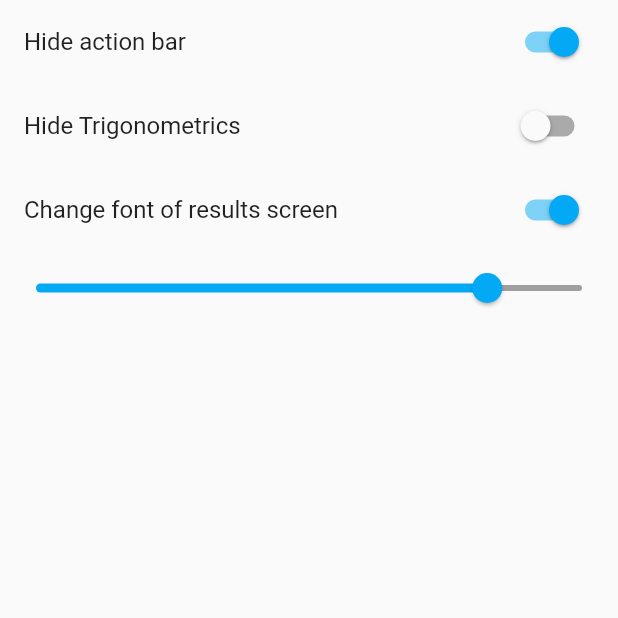
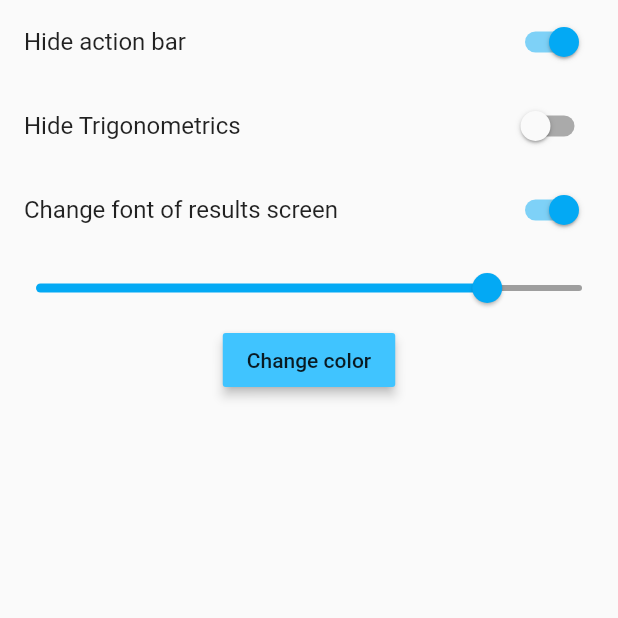
Before and after one commit to jwayne03/rpnprovider, a Flutter app: the Settings screen opened directly, after a tap on "Hide action bar", after a tap on "Change font of results screen", on a phone screen of 412 x 824 dp, the top half of it. Run offline on Flutter 3.47's test engine with Material 2 defaults, Android fonts, the light colour scheme and no system bars; our stand-ins replace flutter_colorpicker.

Commit message:
#1 need to do the change color with the color picker and change the font size of the results screen and fix some bugs

```diff
--- a/lib/main.dart
+++ b/lib/main.dart
@@ -15,13 +15,15 @@ void main() => runApp(
     );
 
 class MyApp extends StatelessWidget {
+  SettingsProvier settingsProvier;
   @override
   Widget build(BuildContext context) {
+    settingsProvier = Provider.of<SettingsProvier>(context);
     return MaterialApp(
       title: 'RPN Calculator',
       theme: ThemeData(
-        primarySwatch: Colors.lightBlue,
-        accentColor: Colors.blue,
+        primarySwatch: settingsProvier.colorTheme,
+        accentColor: settingsProvier.colorTheme,
       ),
       home: HomePage(),
     );
--- a/lib/providers/settings_provider.dart
+++ b/lib/providers/settings_provider.dart
@@ -5,6 +5,7 @@ class SettingsProvier extends ChangeNotifier {
   bool _isTrigonometricsHidden = false;
   bool _isChangeTheFontSizeActive = false;
   double _fontSizeValue = 0;
+  Color _colorTheme;
 
   bool get isActionBarHidden => _isActionBarHidden;
   set isActionBarHidden(bool isHidden) {
@@ -29,4 +30,10 @@ class SettingsProvier extends ChangeNotifier {
     _fontSizeValue = value;
     notifyListeners();
   }
+
+  Color get colorTheme => _colorTheme;
+  set colorTheme(Color color) {
+    _colorTheme = color;
+    notifyListeners();
+  }
 }
--- a/pubspec.yaml
+++ b/pubspec.yaml
@@ -11,6 +11,7 @@ dependencies:
     sdk: flutter
   cupertino_icons: ^1.0.1
   provider: ^5.0.0
+  flutter_colorpicker: ^0.3.4
 
 dev_dependencies:
   flutter_test:
```
Also changed, not shown: lib/view/settings.dart (+33 -0 lines), pubspec.lock.
